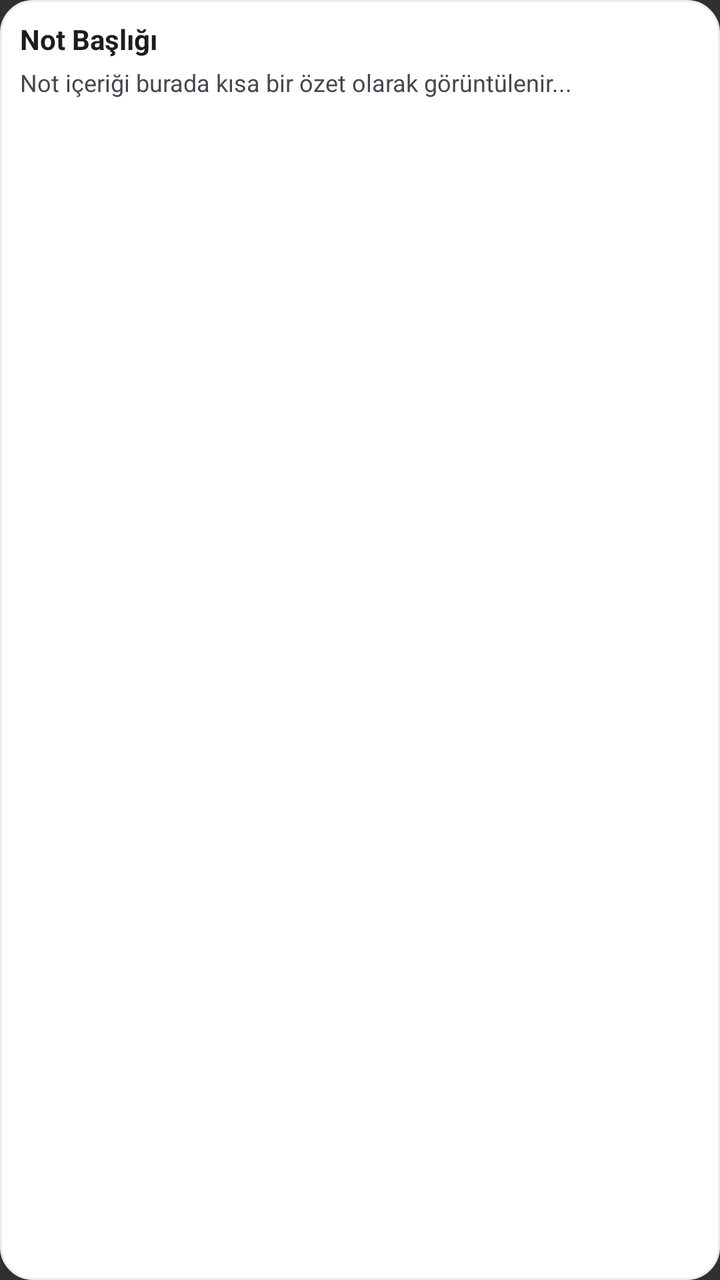
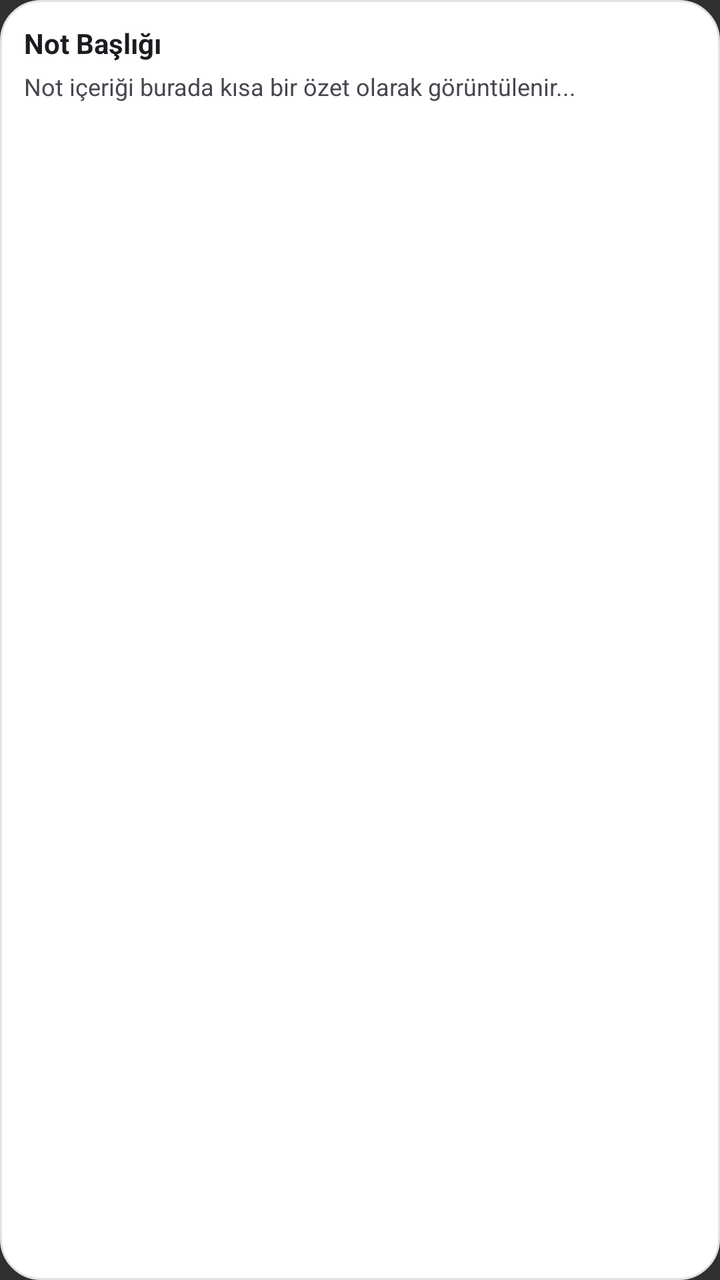

An Android layout rendered at two revisions. The XML below is the earlier revision; the diff shows what the commit changed to produce the second picture.
<!-- AndroidManifest.xml: application theme android:Theme.Material.NoActionBar -->
<!-- res/layout/widget_note_item.xml -->
<?xml version="1.0" encoding="utf-8"?>
<LinearLayout xmlns:android="http://schemas.android.com/apk/res/android"
    android:id="@+id/widget_item_container"
    android:layout_width="match_parent"
    android:layout_height="wrap_content"
    android:orientation="vertical"
    android:background="@drawable/widget_item_background"
    android:padding="10dp">

    
    <LinearLayout
        android:layout_width="match_parent"
        android:layout_height="wrap_content"
        android:orientation="horizontal"
        android:gravity="center_vertical">

        <TextView
            android:id="@+id/widget_item_title"
            android:layout_width="0dp"
            android:layout_height="wrap_content"
            android:layout_weight="1"
            android:text="Not Başlığı"
            android:textStyle="bold"
            android:textSize="14sp"
            android:textColor="#1D1B20"
            android:maxLines="1"
            android:ellipsize="end" />

        <ImageView
            android:id="@+id/widget_item_pin"
            android:layout_width="16dp"
            android:layout_height="16dp"
            android:src="@drawable/ic_widget_pin"
            android:contentDescription="Sabitli"
            android:visibility="gone"
            android:layout_marginStart="4dp" />

        <ImageView
            android:id="@+id/widget_item_lock"
            android:layout_width="16dp"
            android:layout_height="16dp"
            android:src="@drawable/ic_widget_lock"
            android:contentDescription="Kilitli"
            android:visibility="gone"
            android:layout_marginStart="4dp" />

    </LinearLayout>

    
    <TextView
        android:id="@+id/widget_item_content"
        android:layout_width="match_parent"
        android:layout_height="wrap_content"
        android:text="Not içeriği burada kısa bir özet olarak görüntülenir..."
        android:textSize="12sp"
        android:textColor="#49454F"
        android:maxLines="2"
        android:ellipsize="end"
        android:layout_marginTop="4dp" />

</LinearLayout>
<!-- resources referenced by this layout -->
<resources>
  <!-- drawable ic_widget_lock (drawable) -->
  <vector xmlns:android="http://schemas.android.com/apk/res/android"
      android:width="24dp"
      android:height="24dp"
      android:viewportWidth="24"
      android:viewportHeight="24">
    <path
        android:fillColor="#79747E"
        android:pathData="M18,8h-1V6c0,-2.76 -2.24,-5 -5,-5S7,3.24 7,6v2H6c-1.1,0 -2,0.9 -2,2v10c0,1.1 0.9,2 2,2h12c1.1,0 2,-0.9 2,-2V10c0,-1.1 -0.9,-2 -2,-2zM9,6c0,-1.66 1.34,-3 3,-3s3,1.34 3,3v2H9V6zm9,14H6V10h12v10zm-6,-3c1.1,0 2,-0.9 2,-2s-0.9,-2 -2,-2 -2,0.9 -2,2 0.9,2 2,2z"/>
  </vector>
  <!-- drawable ic_widget_pin (drawable) -->
  <vector xmlns:android="http://schemas.android.com/apk/res/android"
      android:width="24dp"
      android:height="24dp"
      android:viewportWidth="24"
      android:viewportHeight="24">
    <path
        android:fillColor="#6750A4"
        android:pathData="M16,9V4h1c0.55,0 1,-0.45 1,-1s-0.45,-1 -1,-1H7C6.45,2 6,2.45 6,3s0.45,1 1,1h1v5c0,1.66 -1.34,3 -3,3v2h5.97v7l1,1 1,-1v-7H19v-2c-1.66,0 -3,-1.34 -3,-3z"/>
  </vector>
  <!-- drawable widget_item_background (drawable) -->
  <?xml version="1.0" encoding="utf-8"?>
  <shape xmlns:android="http://schemas.android.com/apk/res/android"
      android:shape="rectangle">
      <solid android:color="#FFFFFF" />
      <corners android:radius="16dp" />
      <stroke android:width="1dp" android:color="#EAECEF" />
  </shape>
</resources>

<!-- the commit's change to res/layout/widget_note_item.xml (unified diff, before → after) -->
@@ -1,61 +1,75 @@
 <?xml version="1.0" encoding="utf-8"?>
-<LinearLayout xmlns:android="http://schemas.android.com/apk/res/android"
+<FrameLayout xmlns:android="http://schemas.android.com/apk/res/android"
     android:id="@+id/widget_item_container"
     android:layout_width="match_parent"
     android:layout_height="wrap_content"
-    android:orientation="vertical"
-    android:background="@drawable/widget_item_background"
-    android:padding="10dp">
+    android:layout_marginBottom="8dp">
 
     
+    <ImageView
+        android:id="@+id/widget_item_bg_image"
+        android:layout_width="match_parent"
+        android:layout_height="match_parent"
+        android:src="@drawable/widget_item_background"
+        android:scaleType="fitXY" />
+
     <LinearLayout
         android:layout_width="match_parent"
         android:layout_height="wrap_content"
-        android:orientation="horizontal"
-        android:gravity="center_vertical">
+        android:orientation="vertical"
+        android:padding="12dp">
 
+        
+        <LinearLayout
+            android:layout_width="match_parent"
+            android:layout_height="wrap_content"
+            android:orientation="horizontal"
+            android:gravity="center_vertical">
+
+            <TextView
+                android:id="@+id/widget_item_title"
+                android:layout_width="0dp"
+                android:layout_height="wrap_content"
+                android:layout_weight="1"
+                android:text="Not Başlığı"
+                android:textStyle="bold"
+                android:textSize="14sp"
+                android:textColor="#1D1B20"
+                android:maxLines="1"
+                android:ellipsize="end" />
+
+            <ImageView
+                android:id="@+id/widget_item_pin"
+                android:layout_width="16dp"
+                android:layout_height="16dp"
+                android:src="@drawable/ic_widget_pin"
+                android:contentDescription="Sabitli"
+                android:visibility="gone"
+                android:layout_marginStart="4dp" />
+
+            <ImageView
+                android:id="@+id/widget_item_lock"
+                android:layout_width="16dp"
+                android:layout_height="16dp"
+                android:src="@drawable/ic_widget_lock"
+                android:contentDescription="Kilitli"
+                android:visibility="gone"
+                android:layout_marginStart="4dp" />
+
+        </LinearLayout>
+
+        
         <TextView
-            android:id="@+id/widget_item_title"
-            android:layout_width="0dp"
+            android:id="@+id/widget_item_content"
+            android:layout_width="match_parent"
             android:layout_height="wrap_content"
-            android:layout_weight="1"
-            android:text="Not Başlığı"
-            android:textStyle="bold"
-            android:textSize="14sp"
-            android:textColor="#1D1B20"
-            android:maxLines="1"
-            android:ellipsize="end" />
-
-        <ImageView
-            android:id="@+id/widget_item_pin"
-            android:layout_width="16dp"
-            android:layout_height="16dp"
-            android:src="@drawable/ic_widget_pin"
-            android:contentDescription="Sabitli"
-            android:visibility="gone"
-            android:layout_marginStart="4dp" />
-
-        <ImageView
-            android:id="@+id/widget_item_lock"
-            android:layout_width="16dp"
-            android:layout_height="16dp"
-            android:src="@drawable/ic_widget_lock"
-            android:contentDescription="Kilitli"
-            android:visibility="gone"
-            android:layout_marginStart="4dp" />
+            android:text="Not içeriği burada kısa bir özet olarak görüntülenir..."
+            android:textSize="12sp"
+            android:textColor="#49454F"
+            android:maxLines="2"
+            android:ellipsize="end"
+            android:layout_marginTop="4dp" />
 
     </LinearLayout>
 
-    
-    <TextView
-        android:id="@+id/widget_item_content"
-        android:layout_width="match_parent"
-        android:layout_height="wrap_content"
-        android:text="Not içeriği burada kısa bir özet olarak görüntülenir..."
-        android:textSize="12sp"
-        android:textColor="#49454F"
-        android:maxLines="2"
-        android:ellipsize="end"
-        android:layout_marginTop="4dp" />
-
-</LinearLayout>
+</FrameLayout>
<!-- resource entries referenced after the edit -->
@@ -25,8 +25,8 @@
   <shape xmlns:android="http://schemas.android.com/apk/res/android"
       android:shape="rectangle">
       <solid android:color="#FFFFFF" />
-      <corners android:radius="16dp" />
-      <stroke android:width="1dp" android:color="#EAECEF" />
+      <corners android:radius="20dp" />
+      <stroke android:width="1dp" android:color="#E0E3E7" />
   </shape>
 </resources>
 
